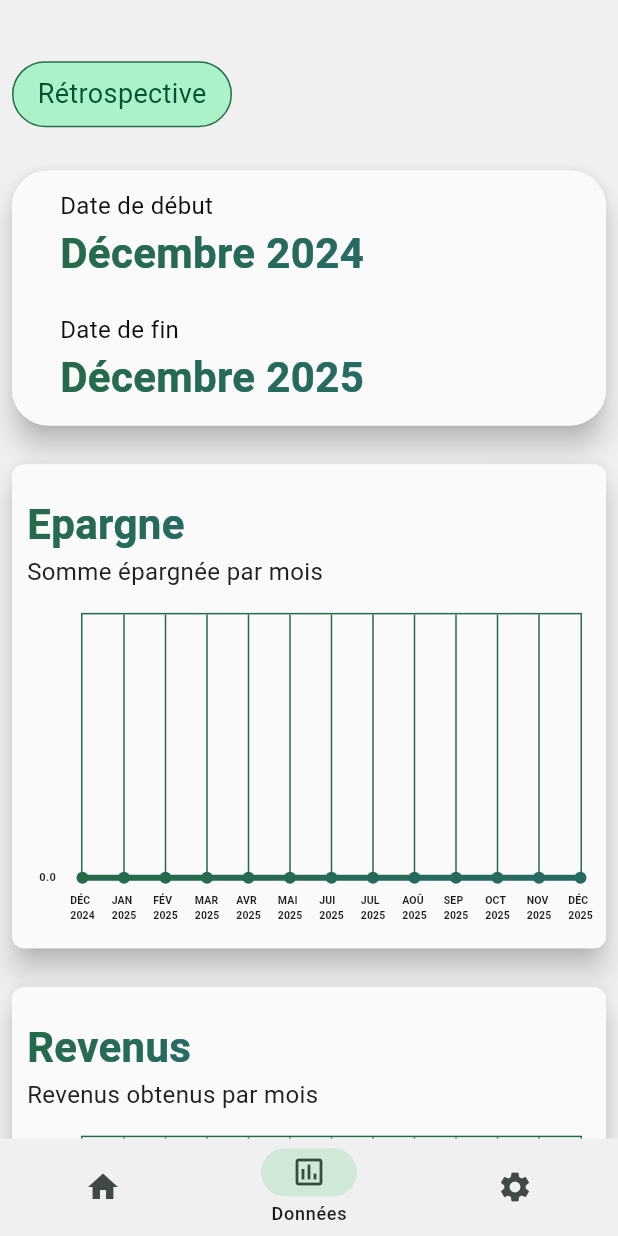
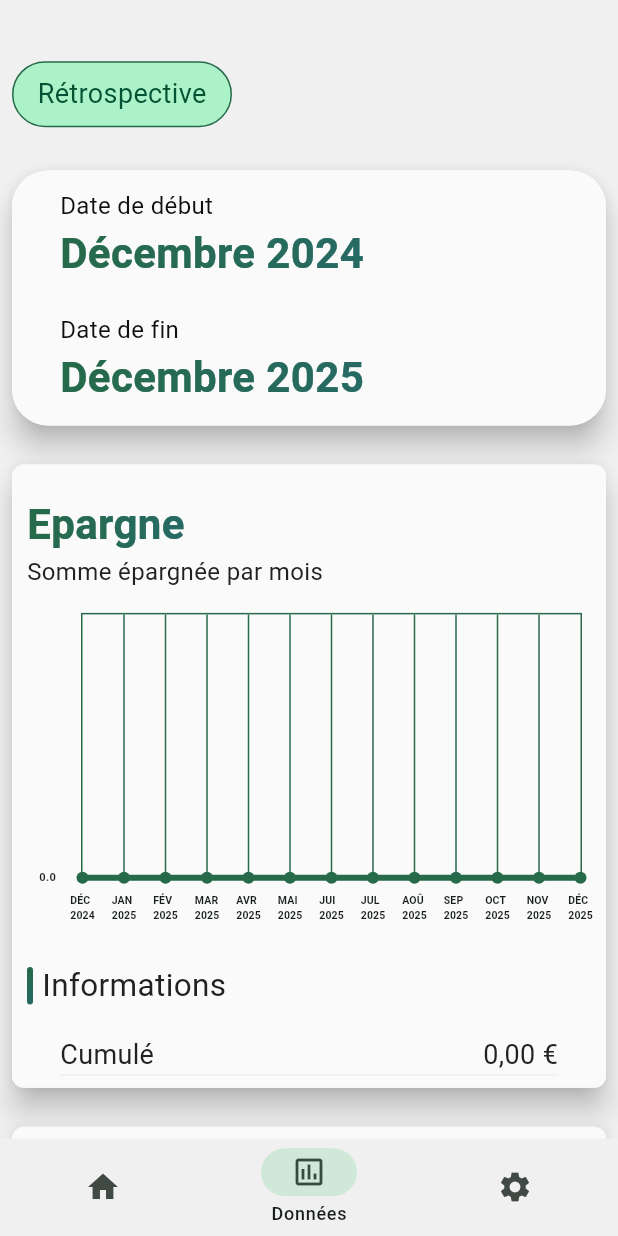
Before and after one commit to SylaneCpn/pense, a Flutter app: the screen it shows after launch, item 2 of the bottom bar chosen, on a phone screen of 412 x 824 dp. Run offline on Flutter 3.47's test engine with Material 3 defaults, Android fonts, the phone set to English and light mode, and no system bars; drawn by our look-alikes of dynamic_color, fl_chart.

Commit message:
data page ui update

```diff
--- a/lib/ui/data_page/retrospect/retrospect_element.dart
+++ b/lib/ui/data_page/retrospect/retrospect_element.dart
@@ -5,6 +5,8 @@ import 'package:pense/logic/date_range.dart';
 import 'package:pense/logic/record.dart';
 import 'package:pense/ui/data_page/retrospect/retrospect_line_chart.dart';
 import 'package:pense/ui/utils/elevated_container.dart';
+import 'package:pense/ui/utils/port_view.dart';
+import 'package:pense/ui/utils/with_chip_subtitle.dart';
 import 'package:provider/provider.dart';
 
 class RetrospectElement extends StatelessWidget {
@@ -30,16 +32,14 @@ class RetrospectElement extends StatelessWidget {
         ),
         borderRadius: BorderRadius.circular(8.0),
         child: LayoutBuilder(
-          builder: (context,constraints) {
-
+          builder: (context, constraints) {
             final ratio = switch (constraints.maxWidth) {
               < 600.0 => 1.7,
               < 800.0 => 2.1,
-              _ => 2.9
+              _ => 2.9,
             };
 
             return Column(
-              mainAxisSize: MainAxisSize.min,
               children: [
                 RetrospectLineChart(
                   data: data,
@@ -47,11 +47,90 @@ class RetrospectElement extends StatelessWidget {
                   lineChartType: retrospectType,
                   aspectRatio: ratio,
                 ),
+
+                RetrospectInfos(
+                  data: data,
+                  dateRange: dateRange,
+                  retrospectType: retrospectType,
+                ),
               ],
             );
-          }
+          },
         ),
       ),
     );
   }
 }
+
+class RetrospectInfos extends StatelessWidget {
+  final List<RecordElement?> data;
+  final DateRange dateRange;
+  final RetrospectType retrospectType;
+
+  const RetrospectInfos({
+    super.key,
+    required this.data,
+    required this.dateRange,
+    required this.retrospectType,
+  });
+
+  @override
+  Widget build(BuildContext context) {
+    return WithChipSubtitle(
+      subtitle: "Informations",
+      child: Padding(
+        padding: const EdgeInsets.symmetric(horizontal: 32.0, vertical: 8.0),
+        child: Column(
+          children: [
+            RetrospectAccumulated(data: data, retrospectType: retrospectType),
+          ],
+        ),
+      ),
+    );
+  }
+}
+
+class RetrospectAccumulated extends StatelessWidget {
+  final List<RecordElement?> data;
+  final RetrospectType retrospectType;
+
+  const RetrospectAccumulated({
+    super.key,
+    required this.data,
+    required this.retrospectType,
+  });
+
+  int cumulated() => data
+      .map((e) => e?.totalFromRetrospectType(retrospectType) ?? 0)
+      .fold(0, (acc, elem) => acc + elem);
+
+  TextStyle style(BuildContext context, AppState appState) => TextStyle(
+    fontSize: PortView.biggerRegularTextSize(MediaQuery.widthOf(context)),
+    color: appState.onLightBackgroundColor(),
+  );
+
+  @override
+  Widget build(BuildContext context) {
+    final appState = context.watch<AppState>();
+    return Container(
+      decoration: BoxDecoration(
+        border: BoxBorder.fromLTRB(
+          bottom: BorderSide(color: appState.lightBackgroundColor()),
+        ),
+      ),
+      child: Row(
+        children: [
+          Expanded(child: Text("Cumulé ", style: style(context, appState))),
+
+          Padding(
+            padding: EdgeInsetsGeometry.only(left : 4.0),
+            child: Text(
+              appState.formatWithCurrency(cumulated()),
+              style: style(context, appState),
+            ),
+          ),
+        ],
+      ),
+    );
+  }
+}
--- a/lib/ui/data_page/retrospect/retrospect_line_chart.dart
+++ b/lib/ui/data_page/retrospect/retrospect_line_chart.dart
@@ -5,7 +5,6 @@ import 'package:pense/logic/retrospect_type.dart';
 import 'package:pense/logic/date_range.dart';
 import 'package:pense/logic/month.dart';
 import 'package:pense/logic/record.dart';
-import 'package:pense/logic/utils.dart';
 import 'package:pense/ui/utils/gradient_title.dart';
 import 'package:pense/ui/utils/port_view.dart';
 import 'package:pense/ui/utils/with_title.dart';
@@ -125,11 +124,11 @@ class RetrospectLineChart extends StatelessWidget {
     }
 
     //Builder
-    final gradientMainColor = appState.primaryColor(context);
-    final gradientColors = [
-      gradientMainColor,
-      gradientPairColor(gradientMainColor),
-    ];
+    final mainColor = appState.primaryColor(context);
+    // final gradientColors = [
+    //   gradientMainColor,
+    //   gradientPairColor(gradientMainColor),
+    // ];
     return LineChartData(
       lineTouchData: LineTouchData(
         touchTooltipData: LineTouchTooltipData(
@@ -143,10 +142,10 @@ class RetrospectLineChart extends StatelessWidget {
         // horizontalInterval: 1,
         // verticalInterval: 1,
         getDrawingHorizontalLine: (value) {
-          return FlLine(color: gradientMainColor, strokeWidth: 1);
+          return FlLine(color: mainColor, strokeWidth: 1);
         },
         getDrawingVerticalLine: (value) {
-          return FlLine(color: gradientMainColor, strokeWidth: 1);
+          return FlLine(color: mainColor, strokeWidth: 1);
         },
       ),
       titlesData: FlTitlesData(
@@ -172,7 +171,7 @@ class RetrospectLineChart extends StatelessWidget {
       ),
       borderData: FlBorderData(
         show: true,
-        border: Border.all(color: gradientMainColor),
+        border: Border.all(color: mainColor),
       ),
       // minX: 0,
       // maxX: 11,
@@ -192,16 +191,17 @@ class RetrospectLineChart extends StatelessWidget {
               )
               .toList(),
           isCurved: false,
-          gradient: LinearGradient(colors: gradientColors),
+          color: mainColor,
+          // gradient: LinearGradient(colors: gradientColors),
           barWidth: 4,
           isStrokeCapRound: true,
           dotData: const FlDotData(show: true),
           belowBarData: BarAreaData(
             show: true,
             gradient: LinearGradient(
-              colors: gradientColors
-                  .map((color) => color.withValues(alpha: 0.3))
-                  .toList(),
+              colors: [mainColor , mainColor.withValues(alpha: 0.0)],
+              begin: AlignmentGeometry.topCenter,
+              end: AlignmentGeometry.bottomCenter
             ),
           ),
         ),
--- a/lib/ui/main_page/categories_widget.dart
+++ b/lib/ui/main_page/categories_widget.dart
@@ -5,7 +5,6 @@ import 'package:pense/logic/app_state.dart';
 import 'package:pense/logic/category_type.dart';
 import 'package:pense/logic/month.dart';
 import 'package:pense/logic/record.dart';
-import 'package:pense/logic/utils.dart';
 import 'package:pense/ui/main_page/add_category_widget.dart';
 import 'package:pense/ui/main_page/categories_pie_chart.dart';
 import 'package:pense/ui/utils/elevated_container.dart';
@@ -15,7 +14,7 @@ import 'package:pense/ui/main_page/sources_widget.dart';
 import 'package:pense/ui/utils/accordion.dart';
 import 'package:pense/ui/utils/default_text.dart';
 import 'package:pense/ui/utils/text_add_button.dart';
-import 'package:pense/ui/utils/gradient_chip.dart';
+import 'package:pense/ui/utils/with_chip_subtitle.dart';
 import 'package:pense/ui/utils/with_title.dart';
 import 'package:provider/provider.dart';
 
@@ -52,7 +51,6 @@ class CategoriesWidget extends StatelessWidget {
     };
 
     final total = categories.fold(0, (acc, c) => acc + c.sourceSum());
-    final labelColor = appState.primaryColor(context);
     return Padding(
       padding: const EdgeInsets.all(8.0),
       child: ElevatedContainer(
@@ -85,65 +83,15 @@ class CategoriesWidget extends StatelessWidget {
                   ? Column(
                       children: [
                         if (total > 0.0)
-                          WithTitle(
-                            leading: GradientChip(
-                              start: labelColor,
-                              end: gradientPairColor(labelColor),
-                              width: 4.0,
-                              height: PortView.bigTextSize(
-                                MediaQuery.widthOf(context),
-                              ),
-                              borderRadius: 4.0,
-                            ),
-                            titlePadding: const EdgeInsets.only(
-                              top: 10.0,
-                              left: 10.0,
-                              bottom: 10.0,
-                            ),
-                            title: Padding(
-                              padding: const EdgeInsets.only(left: 6.0),
-                              child: Text(
-                                style: TextStyle(
-                                  color: appState.onLightBackgroundColor(),
-                                  fontSize: PortView.mediumTextSize(
-                                    MediaQuery.sizeOf(context).width,
-                                  ),
-                                ),
-                                "Vue d'ensemble",
-                              ),
-                            ),
+                          WithChipSubtitle(
+                            subtitle : "Vue d'ensemble",
                             child: CategoriesPieChart(
                               total: total,
                               categories: categories,
                             ),
                           ),
-                        WithTitle(
-                          leading: GradientChip(
-                            start: labelColor,
-                            end: gradientPairColor(labelColor),
-                            width: 4.0,
-                            height: PortView.bigTextSize(
-                              MediaQuery.widthOf(context),
-                            ),
-                            borderRadius: 4.0,
-                          ),
-                          titlePadding: const EdgeInsets.only(
-                            top: 10.0,
-                            left: 10.0,
-                            bottom: 10.0,
-                          ),
-                          title: Padding(
-                            padding: const EdgeInsets.only(left: 6.0),
-                            child: Text(
-                              style: TextStyle(
-                                color: appState.onLightBackgroundColor(),
-                                fontSize: PortView.mediumTextSize(
-                                  MediaQuery.sizeOf(context).width,
-                                ),
-                              ),
-                              "Catégories",
-                            ),
-                          ),
+                        WithChipSubtitle(
+                          subtitle: "Catégories",
                           child: Column(
                             children: [
                               ...categories.map(
--- a/lib/ui/main_page/sum_banner.dart
+++ b/lib/ui/main_page/sum_banner.dart
@@ -3,7 +3,6 @@ import 'package:flutter/material.dart';
 import 'package:pense/logic/app_state.dart';
 import 'package:pense/logic/category_type.dart';
 import 'package:pense/logic/month.dart';
-import 'package:pense/ui/utils/elevated_container.dart';
 import 'package:pense/ui/utils/port_view.dart';
 import 'package:pense/ui/utils/default_text.dart';
 import 'package:provider/provider.dart';
--- /dev/null
+++ b/lib/ui/utils/with_chip_subtitle.dart
@@ -0,0 +1,44 @@
+import 'package:flutter/material.dart';
+import 'package:pense/logic/app_state.dart';
+import 'package:pense/logic/utils.dart';
+import 'package:pense/ui/utils/gradient_chip.dart';
+import 'package:pense/ui/utils/port_view.dart';
+import 'package:pense/ui/utils/with_title.dart';
+import 'package:provider/provider.dart';
+
+class WithChipSubtitle extends StatelessWidget {
+  final String subtitle;
+  final Widget child;
+  const WithChipSubtitle({
+    super.key,
+    required this.subtitle,
+    required this.child,
+  });
+
+  @override
+  Widget build(BuildContext context) {
+    final appState = context.watch<AppState>();
+    final chipColor = appState.primaryColor(context);
+    return WithTitle(
+      leading: GradientChip(
+        start: chipColor,
+        end: gradientPairColor(chipColor),
+        width: 4.0,
+        height: PortView.bigTextSize(MediaQuery.widthOf(context)),
+        borderRadius: 4.0,
+      ),
+      titlePadding: const EdgeInsets.only(top: 10.0, left: 10.0, bottom: 10.0),
+      title: Padding(
+        padding: const EdgeInsets.only(left: 6.0),
+        child: Text(
+          style: TextStyle(
+            color: appState.onLightBackgroundColor(),
+            fontSize: PortView.mediumTextSize(MediaQuery.widthOf(context)),
+          ),
+          subtitle,
+        ),
+      ),
+      child: child,
+    );
+  }
+}
--- a/lib/ui/utils/with_title.dart
+++ b/lib/ui/utils/with_title.dart
@@ -1,11 +1,17 @@
 import 'package:flutter/material.dart';
 
-class WithTitle extends StatelessWidget{
+class WithTitle extends StatelessWidget {
   final Widget child;
   final Widget title;
   final Widget? leading;
   final EdgeInsets titlePadding;
-  const WithTitle({super.key, required this.child , required this.title , this.leading , this.titlePadding = const EdgeInsets.all(0.0)});
+  const WithTitle({
+    super.key,
+    required this.title,
+    this.leading,
+    this.titlePadding = const EdgeInsets.all(0.0),
+    required this.child,
+  });
 
   @override
   Widget build(BuildContext context) {
@@ -20,7 +26,7 @@ class WithTitle extends StatelessWidget{
             ],
           ),
         ),
-        child
+        child,
       ],
     );
   }
```
